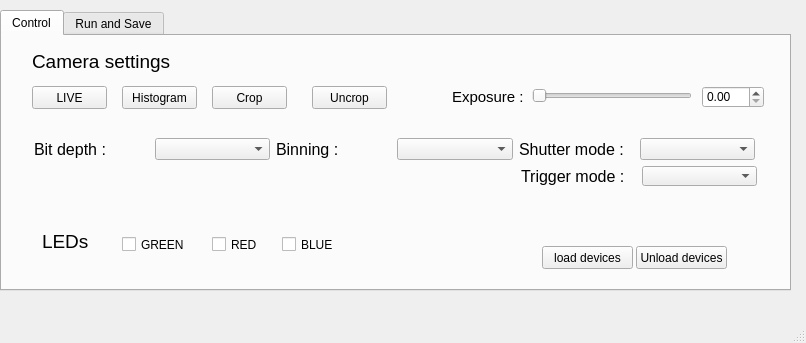
Old version of the form isoi_window.ui in the repository JohnstonLab/OMMI.
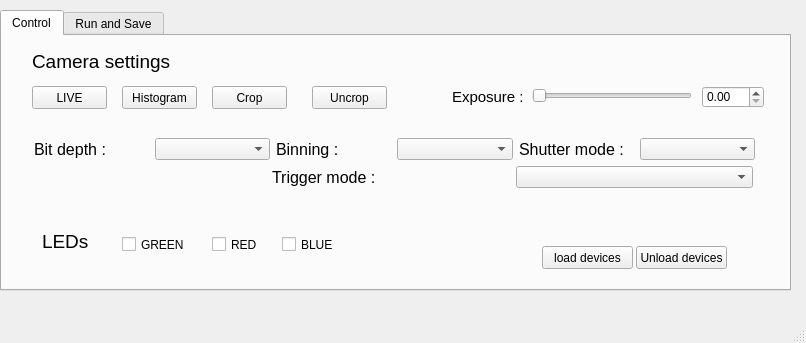
New version of the form.

What changed in the file:
```diff
--- a/isoi_window.ui
+++ b/isoi_window.ui
@@ -211,35 +211,7 @@
        <string>Uncrop</string>
       </property>
      </widget>
-     <widget class="QLabel" name="label_14">
-      <property name="geometry">
-       <rect>
-        <x>519</x>
-        <y>130</y>
-        <width>115</width>
-        <height>20</height>
-       </rect>
-      </property>
-      <property name="font">
-       <font>
-        <pointsize>12</pointsize>
-       </font>
-      </property>
-      <property name="text">
-       <string>Trigger mode :</string>
-      </property>
-     </widget>
-     <widget class="QComboBox" name="triggerBox">
-      <property name="geometry">
-       <rect>
-        <x>640</x>
-        <y>130</y>
-        <width>115</width>
-        <height>20</height>
-       </rect>
-      </property>
-     </widget>
-     <widget class="QPushButton" name="unloadBtn_2">
+     <widget class="QPushButton" name="loadBtn">
       <property name="geometry">
        <rect>
         <x>540</x>
@@ -309,6 +281,33 @@
        </item>
       </layout>
      </widget>
+     <widget class="QWidget" name="">
+      <property name="geometry">
+       <rect>
+        <x>270</x>
+        <y>130</y>
+        <width>481</width>
+        <height>22</height>
+       </rect>
+      </property>
+      <layout class="QHBoxLayout" name="horizontalLayout_2">
+       <item>
+        <widget class="QLabel" name="label_14">
+         <property name="font">
+          <font>
+           <pointsize>12</pointsize>
+          </font>
+         </property>
+         <property name="text">
+          <string>Trigger mode :</string>
+         </property>
+        </widget>
+       </item>
+       <item>
+        <widget class="QComboBox" name="triggerBox"/>
+       </item>
+      </layout>
+     </widget>
     </widget>
     <widget class="QWidget" name="tab_2">
      <attribute name="title">
```
